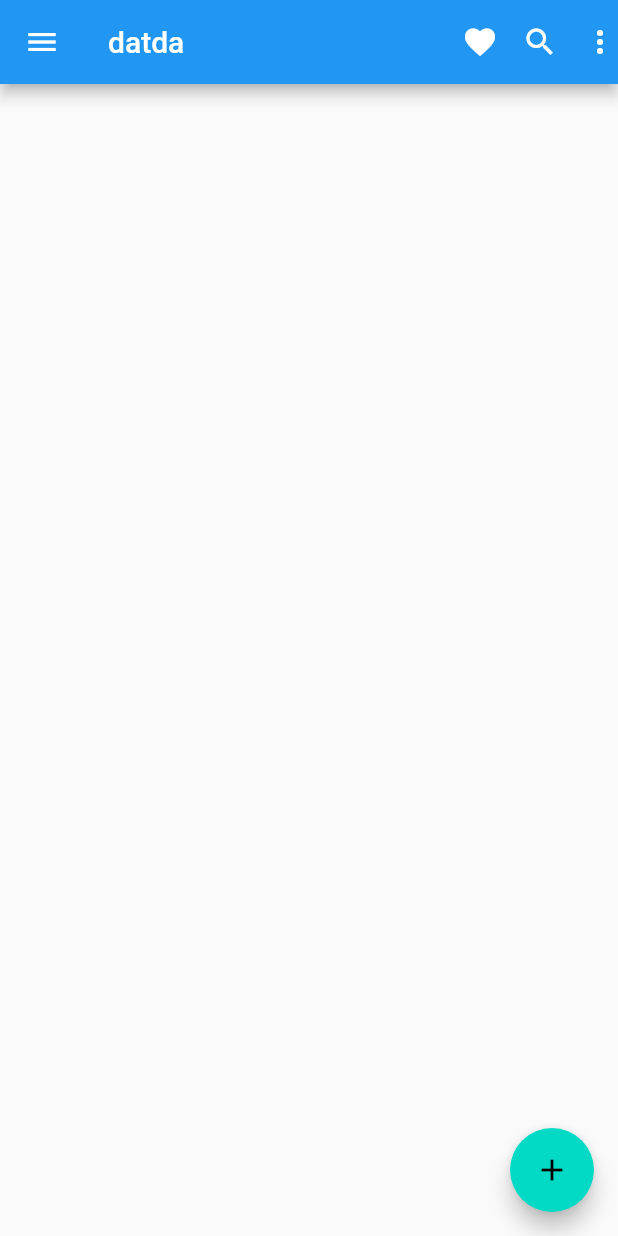
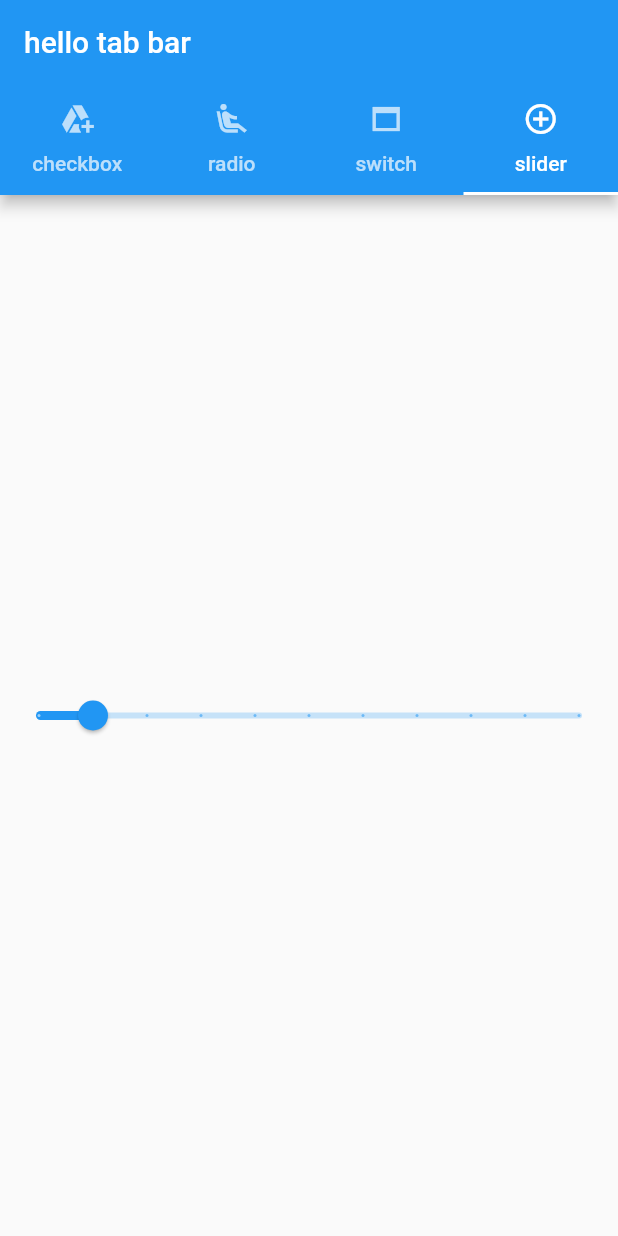
Before and after one commit to The-Closure/flutter_course_autumn_2021, a Flutter app: the screen it shows after launch, on a phone screen of 412 x 824 dp. Run offline on Flutter 3.47's test engine with Material 2 defaults, Android fonts, the phone set to English and light mode, and no system bars.

Commit message:
init point

```diff
--- a/lib/first_page.dart
+++ b/lib/first_page.dart
@@ -1,105 +1,135 @@
+import 'package:flutter/cupertino.dart';
 import 'package:flutter/material.dart';
 
 class FirstPage extends StatefulWidget {
   FirstPage({Key key}) : super(key: key);
-
   @override
   State<FirstPage> createState() => _FirstPageState();
 }
 
 class _FirstPageState extends State<FirstPage> {
-  String title;
-
-  int _selectedDestination = 0;
-  List<Object> list = [1, 2, "test"];
+  List<bool> checkboxes = [false, false, false];
+  int _groupRadio = -1;
+  bool _switch = false;
+  double _slider = 10;
 
   @override
   Widget build(BuildContext context) {
-    return Scaffold(
-      drawer: Drawer(
-        child: Container(
-          width: double.infinity,
-          child: ListView(
-            padding: EdgeInsets.zero,
-            children: [
-              UserAccountsDrawerHeader(
-                accountName: Text('username'),
-                accountEmail: Text('email'),
+    return DefaultTabController(
+      initialIndex: 3,
+      length: 4,
+      child: Scaffold(
+        appBar: AppBar(
+          title: Text('hello tab bar'),
+          bottom: TabBar(
+            tabs: [
+              Tab(
+                text: 'checkbox',
+                icon: Icon(Icons.add_to_drive_sharp),
               ),
-              Padding(
-                padding: const EdgeInsets.all(16.0),
-                child: Text(
-                  'Header',
+              Tab(
+                text: 'radio',
+                icon: Icon(Icons.airline_seat_recline_extra),
               ),
+              Tab(
+                text: 'switch',
+                icon: Icon(Icons.web_asset_sharp),
               ),
-              Divider(
-                height: 1,
-                thickness: 1,
-              ),
-              ListTile(
-                leading: Icon(Icons.favorite),
-                title: Text('Item 1'),
-                selected: _selectedDestination == 0,
-                onTap: () => selectDestination(0),
-              ),
-              ListTile(
-                leading: Icon(Icons.delete),
-                title: Text('Item 2'),
-                selected: _selectedDestination == 1,
-                onTap: () => selectDestination(1),
-              ),
-              ListTile(
-                leading: Icon(Icons.label),
-                title: Text('Item 3'),
-                selected: _selectedDestination == 2,
-                onTap: () => selectDestination(2),
-              ),
-              Divider(
-                height: 1,
-                thickness: 1,
-              ),
-              Padding(
-                padding: const EdgeInsets.all(16.0),
-                child: Text(
-                  'Label',
-                ),
-              ),
-              ListTile(
-                leading: Icon(Icons.bookmark),
-                title: Text('Item A'),
-                selected: _selectedDestination == 3,
-                onTap: () => selectDestination(3),
+              Tab(
+                text: 'slider',
+                icon: Icon(Icons.control_point),
               ),
             ],
           ),
         ),
+        body: TabBarView(
+          children: [
+            Container(
+              alignment: Alignment.center,
+              child: Column(
+                children: [
+                  for (int i = 0; i < checkboxes.length; i++)
+                    CheckboxListTile(
+                      title: Text('data'),
+                      tristate: i == 0,
+                      onChanged: (value) {
+                        print(value);
+                        setState(() {
+                          checkboxes[i] = value;
+                        });
+                      },
+                      value: checkboxes[i],
+                      activeColor: Color(0xFF6200EE),
                     ),
-      appBar: AppBar(
-        title: Text('datda'),
-        leading: Icon(Icons.menu),
-        actions: [
-          Icon(Icons.favorite),
-          Padding(
-            padding: EdgeInsets.symmetric(horizontal: 16),
-            child: Icon(Icons.search),
-          ),
-          Icon(Icons.more_vert),
                 ],
               ),
-      floatingActionButton: FloatingActionButton(
-        backgroundColor: const Color(0xff03dac6),
-        foregroundColor: Colors.black,
+            ),
+            Container(
+              alignment: Alignment.center,
+              child: Column(
+                children: [
+                  for (var i = 0; i < 5; i++)
+                    RadioListTile(
+                      title: Text('data'),
+                      value: i,
+                      groupValue: _groupRadio,
+                      onChanged: (value) {
+                        setState(() {
+                          _groupRadio = value;
+                        });
+                      },
+                      activeColor: Color(0xFF6200EE),
+                    ),
+                ],
+              ),
+            ),
+            Container(
+              alignment: Alignment.center,
+              child: Switch(
+                value: _switch,
+                activeColor: Color(0xFF6200EE),
+                onChanged: (value) {
+                  setState(() {
+                    _switch = value;
+                  });
+                },
+              ),
+            ),
+            Container(
+              // width: 100,
+              alignment: Alignment.center,
+              child: Slider(
+                value: _slider,
+                min: 0,
+                max: 100,
+                label: _slider.round().toString(),
+                divisions: 10,
+                onChanged: (value) {
+                  if (value == 50) {
+                    ScaffoldMessenger.of(context).showSnackBar(
+                      SnackBar(
+                        action: SnackBarAction(
+                          label: 'hide',
                           onPressed: () {
-          // Respond to button press
+                            ScaffoldMessenger.of(context).hideCurrentSnackBar();
                           },
-        child: Icon(Icons.add),
+                        ),
+                        content: Text(
+                          'half slider',
+                        ),
+                        duration: Duration(seconds: 3),
                       ),
                     );
                   }
-
-  void selectDestination(int index) {
                   setState(() {
-      _selectedDestination = index;
+                    _slider = value;
                   });
+                },
+              ),
+            ),
+          ],
+        ),
+      ),
+    );
   }
 }
--- a/lib/main.dart
+++ b/lib/main.dart
@@ -1,7 +1,6 @@
 import 'package:flutter/cupertino.dart';
 import 'package:flutter/material.dart';
 import 'package:flutter_course_autumn_2021/first_page.dart';
-import 'package:flutter_course_autumn_2021/second_page.dart';
 
 main() {
   runApp(MyApp());
```
Also changed, not shown: lib/second_page.dart (deleted, +0 -92 lines). Lines whose indentation alone changed are shown as unchanged.
